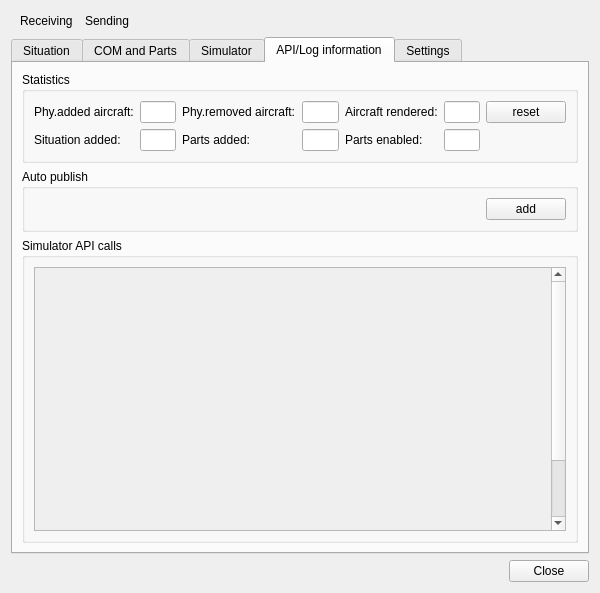
This is src/plugins/simulator/emulated/simulatoremulatedmonitordialog.ui in swift-project/pilotclient as Qt 5 draws it before an edit. The edited form follows.
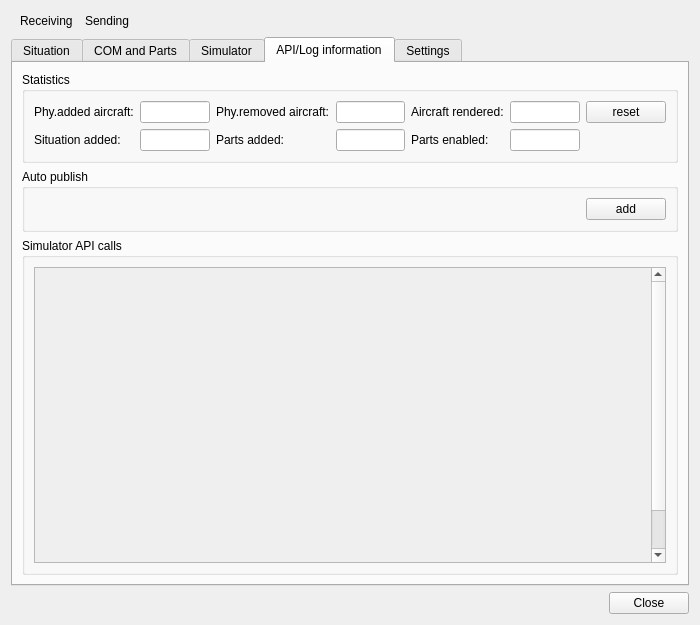
This is the edited form. The open tabs and pages were chosen to show the change. Custom widgets are drawn as their Qt base class.

Commit message: Emulated driver UI/situation form size

Diff of the .ui file:
```diff
--- a/src/plugins/simulator/emulated/simulatoremulatedmonitordialog.ui
+++ b/src/plugins/simulator/emulated/simulatoremulatedmonitordialog.ui
@@ -6,14 +6,14 @@
    <rect>
     <x>0</x>
     <y>0</y>
-    <width>600</width>
-    <height>593</height>
+    <width>700</width>
+    <height>625</height>
    </rect>
   </property>
   <property name="minimumSize">
    <size>
-    <width>600</width>
-    <height>500</height>
+    <width>650</width>
+    <height>625</height>
    </size>
   </property>
   <property name="windowTitle">
@@ -590,8 +590,8 @@
               <rect>
                <x>0</x>
                <y>0</y>
-               <width>535</width>
-               <height>339</height>
+               <width>619</width>
+               <height>343</height>
               </rect>
              </property>
              <layout class="QVBoxLayout" name="vl_LogMessagesScrollArea">
```
The commit also changes 2 other files.
